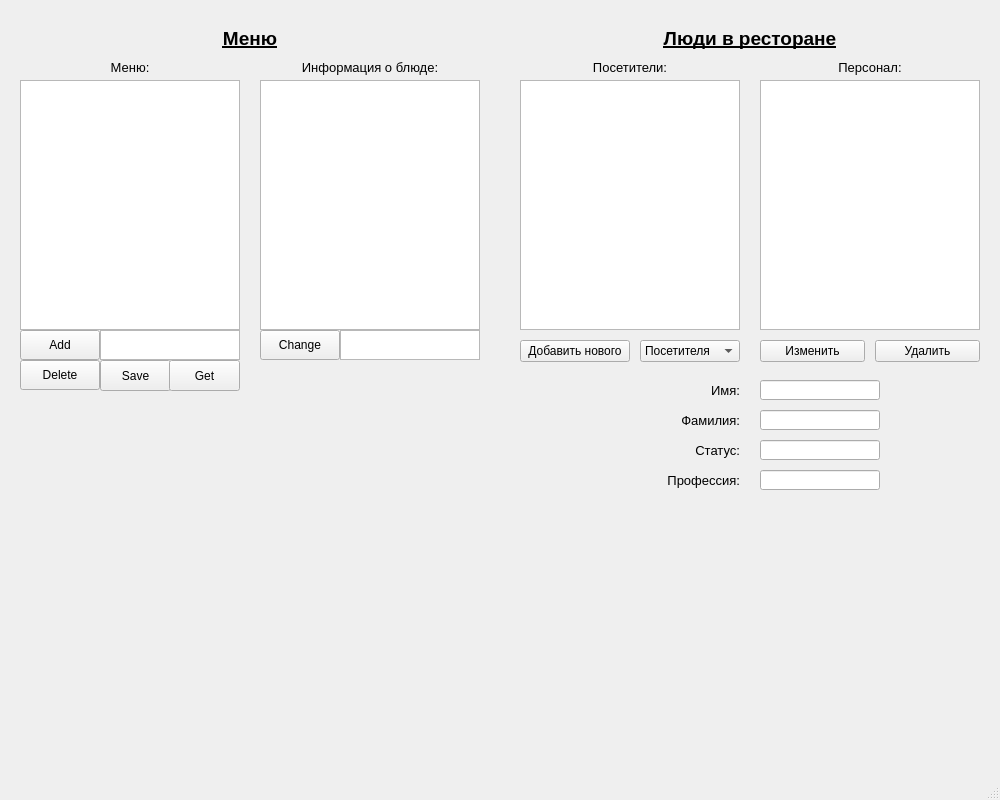
First picture: the form in laba3/mainwindow.ui, repository seara2k/HSE-PROJECT-OOP, before the edit.
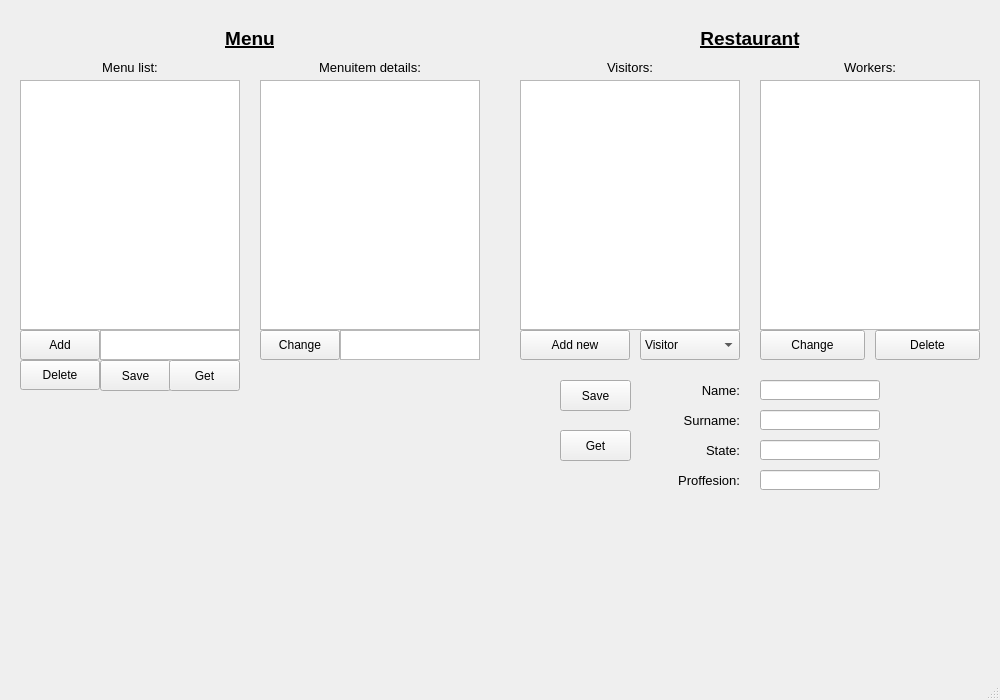
Second picture: the form after the edit.

```diff
--- a/laba3/mainwindow.ui
+++ b/laba3/mainwindow.ui
@@ -7,7 +7,7 @@
     <x>0</x>
     <y>0</y>
     <width>1000</width>
-    <height>800</height>
+    <height>700</height>
    </rect>
   </property>
   <property name="windowTitle">
@@ -32,7 +32,7 @@
      </font>
     </property>
     <property name="text">
-     <string>Меню</string>
+     <string>Menu</string>
     </property>
     <property name="alignment">
      <set>Qt::AlignBottom|Qt::AlignHCenter</set>
@@ -56,7 +56,7 @@
      </font>
     </property>
     <property name="text">
-     <string>Люди в ресторане</string>
+     <string>Restaurant</string>
     </property>
     <property name="alignment">
      <set>Qt::AlignBottom|Qt::AlignHCenter</set>
@@ -77,7 +77,7 @@
      </font>
     </property>
     <property name="text">
-     <string>Посетители:</string>
+     <string>Visitors:</string>
     </property>
     <property name="alignment">
      <set>Qt::AlignHCenter|Qt::AlignTop</set>
@@ -98,7 +98,7 @@
      </font>
     </property>
     <property name="text">
-     <string>Персонал:</string>
+     <string>Workers:</string>
     </property>
     <property name="alignment">
      <set>Qt::AlignHCenter|Qt::AlignTop</set>
@@ -118,13 +118,13 @@
     <property name="geometry">
      <rect>
       <x>520</x>
-      <y>340</y>
+      <y>330</y>
       <width>110</width>
-      <height>22</height>
+      <height>30</height>
      </rect>
     </property>
     <property name="text">
-     <string>Добавить нового</string>
+     <string>Add new</string>
     </property>
    </widget>
    <widget class="QListWidget" name="listWidget_workers">
@@ -141,26 +141,26 @@
     <property name="geometry">
      <rect>
       <x>760</x>
-      <y>340</y>
+      <y>330</y>
       <width>105</width>
-      <height>22</height>
+      <height>30</height>
      </rect>
     </property>
     <property name="text">
-     <string>Изменить</string>
+     <string>Change</string>
     </property>
    </widget>
    <widget class="QPushButton" name="pushButton_deletePerson">
     <property name="geometry">
      <rect>
       <x>875</x>
-      <y>340</y>
+      <y>330</y>
       <width>105</width>
-      <height>22</height>
+      <height>30</height>
      </rect>
     </property>
     <property name="text">
-     <string>Удалить</string>
+     <string>Delete</string>
     </property>
    </widget>
    <widget class="QListWidget" name="menuList">
@@ -257,7 +257,7 @@
      </font>
     </property>
     <property name="text">
-     <string>Меню:</string>
+     <string>Menu list:</string>
     </property>
     <property name="alignment">
      <set>Qt::AlignHCenter|Qt::AlignTop</set>
@@ -278,7 +278,7 @@
      </font>
     </property>
     <property name="text">
-     <string>Информация о блюде:</string>
+     <string>Menuitem details:</string>
     </property>
     <property name="alignment">
      <set>Qt::AlignHCenter|Qt::AlignTop</set>
@@ -314,14 +314,14 @@
     <property name="geometry">
      <rect>
       <x>640</x>
-      <y>340</y>
+      <y>330</y>
       <width>100</width>
-      <height>22</height>
+      <height>30</height>
      </rect>
     </property>
     <item>
      <property name="text">
-      <string>Посетителя</string>
+      <string>Visitor</string>
      </property>
     </item>
     <item>
@@ -345,7 +345,7 @@
      </font>
     </property>
     <property name="text">
-     <string>Имя:</string>
+     <string>Name:</string>
     </property>
     <property name="alignment">
      <set>Qt::AlignRight|Qt::AlignTrailing|Qt::AlignVCenter</set>
@@ -366,7 +366,7 @@
      </font>
     </property>
     <property name="text">
-     <string>Профессия:</string>
+     <string>Proffesion:</string>
     </property>
     <property name="alignment">
      <set>Qt::AlignRight|Qt::AlignTrailing|Qt::AlignVCenter</set>
@@ -387,7 +387,7 @@
      </font>
     </property>
     <property name="text">
-     <string>Статус:</string>
+     <string>State:</string>
     </property>
     <property name="alignment">
      <set>Qt::AlignRight|Qt::AlignTrailing|Qt::AlignVCenter</set>
@@ -408,7 +408,7 @@
      </font>
     </property>
     <property name="text">
-     <string>Фамилия:</string>
+     <string>Surname:</string>
     </property>
     <property name="alignment">
      <set>Qt::AlignRight|Qt::AlignTrailing|Qt::AlignVCenter</set>
@@ -454,6 +454,32 @@
      </rect>
     </property>
    </widget>
+   <widget class="QPushButton" name="savePeopleButton">
+    <property name="geometry">
+     <rect>
+      <x>560</x>
+      <y>380</y>
+      <width>71</width>
+      <height>31</height>
+     </rect>
+    </property>
+    <property name="text">
+     <string>Save</string>
+    </property>
+   </widget>
+   <widget class="QPushButton" name="getPeopleButton">
+    <property name="geometry">
+     <rect>
+      <x>560</x>
+      <y>430</y>
+      <width>71</width>
+      <height>31</height>
+     </rect>
+    </property>
+    <property name="text">
+     <string>Get</string>
+    </property>
+   </widget>
   </widget>
   <widget class="QMenuBar" name="menubar">
    <property name="geometry">
```
Left out of the diff: 2 changed lines with no effect on the pictures.
